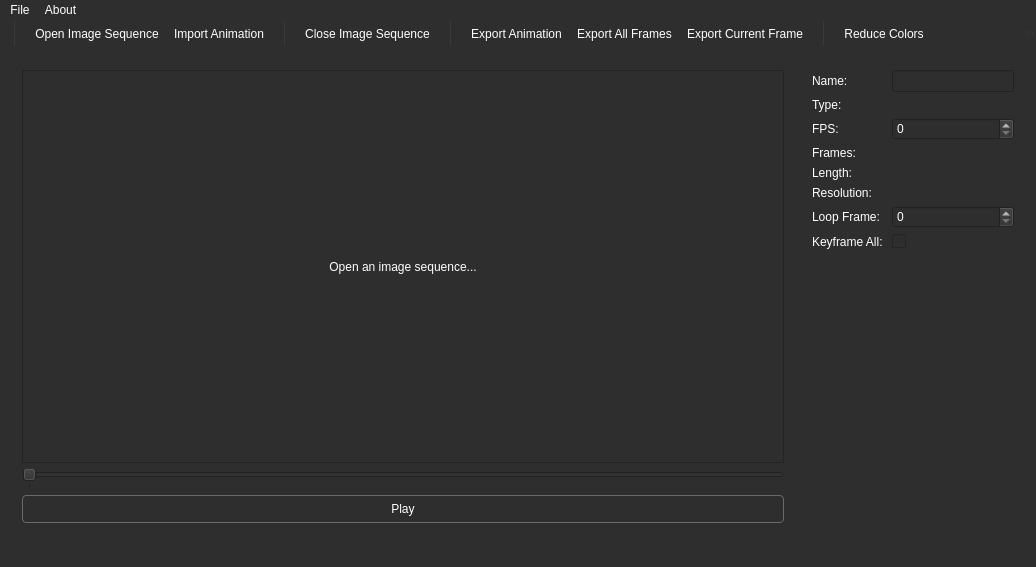
MjnMixael/AnimStudio, file AnimStudio/Forms/AnimStudio.ui: the form before one commit.
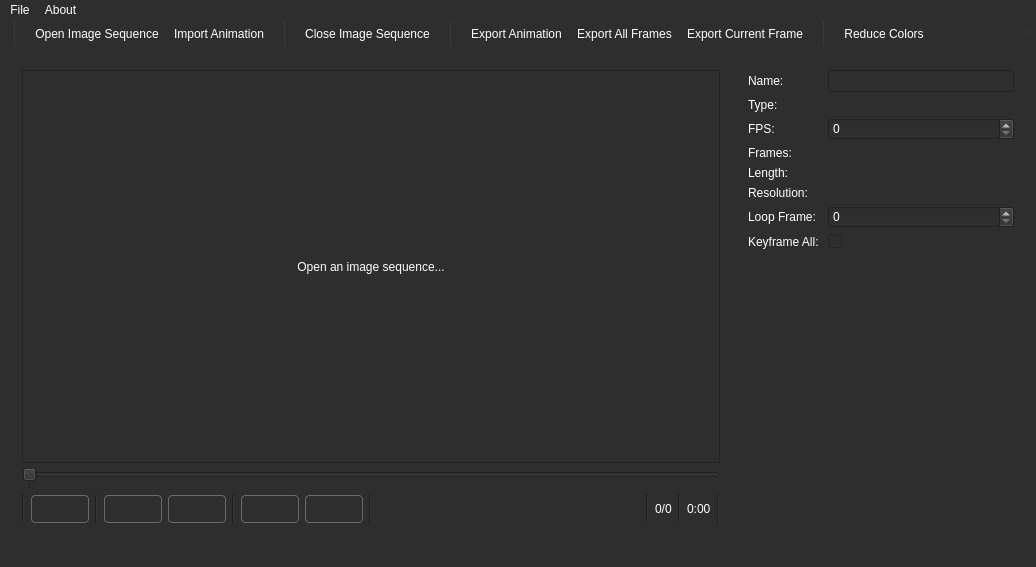
The form after the commit. Icons and pictures are not drawn.

Commit message: player control ui updates

Diff of the .ui file:
```diff
--- a/AnimStudio/Forms/AnimStudio.ui
+++ b/AnimStudio/Forms/AnimStudio.ui
@@ -76,6 +76,12 @@
     stop:0 #333333,
     stop:1 #1E1E1E
   );
+}
+
+QStatusBar::item {
+  border: none;        /* no lines */
+  margin: 0px;         /* optionally collapse any extra space */
+  padding: 0px;        /* ditto */
 }</string>
   </property>
   <widget class="QWidget" name="centralWidget">
@@ -86,7 +92,7 @@
        <widget class="QWidget" name="playerColumn" native="true">
         <property name="sizePolicy">
          <sizepolicy hsizetype="Preferred" vsizetype="Preferred">
-          <horstretch>7</horstretch>
+          <horstretch>5</horstretch>
           <verstretch>0</verstretch>
          </sizepolicy>
         </property>
@@ -118,8 +124,8 @@
                <rect>
                 <x>0</x>
                 <y>0</y>
-                <width>764</width>
-                <height>391</height>
+                <width>699</width>
+                <height>387</height>
                </rect>
               </property>
               <layout class="QGridLayout" name="gridLayout">
@@ -184,11 +190,154 @@
             </widget>
            </item>
            <item>
-            <widget class="QPushButton" name="playPauseButton">
-             <property name="text">
-              <string>Play</string>
-             </property>
-            </widget>
+            <layout class="QHBoxLayout" name="playbackControls">
+             <item>
+              <widget class="Line" name="line_5">
+               <property name="orientation">
+                <enum>Qt::Vertical</enum>
+               </property>
+              </widget>
+             </item>
+             <item>
+              <widget class="QPushButton" name="playPauseButton">
+               <property name="toolTip">
+                <string>Stop or start playback</string>
+               </property>
+               <property name="text">
+                <string/>
+               </property>
+               <property name="icon">
+                <iconset resource="AnimStudio.qrc">
+                 <normaloff>:/AnimStudio/Resources/play.png</normaloff>:/AnimStudio/Resources/play.png</iconset>
+               </property>
+              </widget>
+             </item>
+             <item>
+              <widget class="Line" name="line_6">
+               <property name="orientation">
+                <enum>Qt::Vertical</enum>
+               </property>
+              </widget>
+             </item>
+             <item>
+              <widget class="QPushButton" name="jumpStartButton">
+               <property name="toolTip">
+                <string>Jump to start</string>
+               </property>
+               <property name="text">
+                <string/>
+               </property>
+               <property name="icon">
+                <iconset resource="AnimStudio.qrc">
+                 <normaloff>:/AnimStudio/Resources/to_start.png</normaloff>:/AnimStudio/Resources/to_start.png</iconset>
+               </property>
+              </widget>
+             </item>
+             <item>
+              <widget class="QPushButton" name="jumpLoopButton">
+               <property name="toolTip">
+                <string>Jump to loop frame</string>
+               </property>
+               <property name="text">
+                <string/>
+               </property>
+               <property name="icon">
+                <iconset resource="AnimStudio.qrc">
+                 <normaloff>:/AnimStudio/Resources/to_loop.png</normaloff>:/AnimStudio/Resources/to_loop.png</iconset>
+               </property>
+              </widget>
+             </item>
+             <item>
+              <widget class="Line" name="line_7">
+               <property name="orientation">
+                <enum>Qt::Vertical</enum>
+               </property>
+              </widget>
+             </item>
+             <item>
+              <widget class="QPushButton" name="previousFrameButton">
+               <property name="toolTip">
+                <string>Previous frame</string>
+               </property>
+               <property name="text">
+                <string/>
+               </property>
+               <property name="icon">
+                <iconset resource="AnimStudio.qrc">
+                 <normaloff>:/AnimStudio/Resources/frame_reverse.png</normaloff>:/AnimStudio/Resources/frame_reverse.png</iconset>
+               </property>
+              </widget>
+             </item>
+             <item>
+              <widget class="QPushButton" name="nextFrameButton">
+               <property name="toolTip">
+                <string>Next frame</string>
+               </property>
+               <property name="text">
+                <string/>
+               </property>
+               <property name="icon">
+                <iconset resource="AnimStudio.qrc">
+                 <normaloff>:/AnimStudio/Resources/frame_forward.png</normaloff>:/AnimStudio/Resources/frame_forward.png</iconset>
+               </property>
+              </widget>
+             </item>
+             <item>
+              <widget class="Line" name="line_4">
+               <property name="orientation">
+                <enum>Qt::Vertical</enum>
+               </property>
+              </widget>
+             </item>
+             <item>
+              <spacer name="horizontalSpacer">
+               <property name="orientation">
+                <enum>Qt::Horizontal</enum>
+               </property>
+               <property name="sizeHint" stdset="0">
+                <size>
+                 <width>40</width>
+                 <height>20</height>
+                </size>
+               </property>
+              </spacer>
+             </item>
+             <item>
+              <widget class="Line" name="line">
+               <property name="orientation">
+                <enum>Qt::Vertical</enum>
+               </property>
+              </widget>
+             </item>
+             <item>
+              <widget class="QLabel" name="currentFrameView">
+               <property name="text">
+                <string>0/0</string>
+               </property>
+              </widget>
+             </item>
+             <item>
+              <widget class="Line" name="line_3">
+               <property name="orientation">
+                <enum>Qt::Vertical</enum>
+               </property>
+              </widget>
+             </item>
+             <item>
+              <widget class="QLabel" name="currentTimecodeView">
+               <property name="text">
+                <string>0:00</string>
+               </property>
+              </widget>
+             </item>
+             <item>
+              <widget class="Line" name="line_2">
+               <property name="orientation">
+                <enum>Qt::Vertical</enum>
+               </property>
+              </widget>
+             </item>
+            </layout>
            </item>
           </layout>
          </item>
```
Left out of the diff: 76 changed lines with no effect on the pictures. The commit also changes 12 other files.
